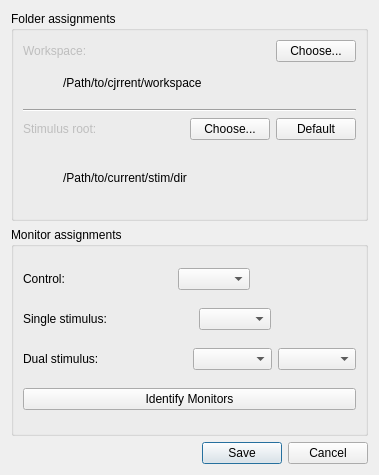
This is libs/habutil/habit/GlobalPreferencesDialog.ui in djsperka/habit2-src as Qt 5 draws it before an edit. The edited form follows.
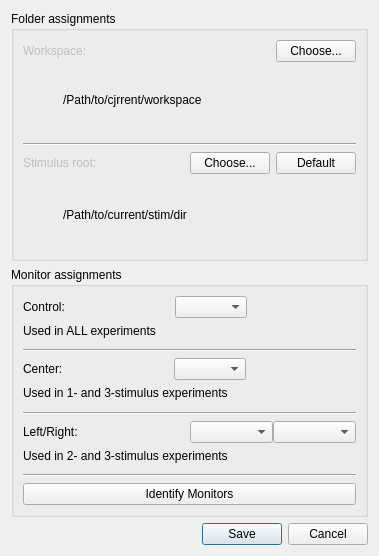
This is the edited form.

Commit message: Dialog wording relating to monitor assignments was not clear when 3-stim experiments chosen. Fix wording to make clear which settings are for Center/Left/Right, and under what circumstances (1,2,3 stim expts) each is used.

Diff of the .ui file:
```diff
--- a/libs/habutil/habit/GlobalPreferencesDialog.ui
+++ b/libs/habutil/habit/GlobalPreferencesDialog.ui
@@ -7,19 +7,19 @@
     <x>0</x>
     <y>0</y>
     <width>379</width>
-    <height>475</height>
+    <height>556</height>
    </rect>
   </property>
   <property name="windowTitle">
    <string>Workspace Preferences</string>
   </property>
-  <layout class="QVBoxLayout" name="verticalLayout_4">
+  <layout class="QVBoxLayout" name="verticalLayout_8">
    <item>
     <widget class="QGroupBox" name="groupBox">
      <property name="title">
       <string>Folder assignments</string>
      </property>
-     <layout class="QVBoxLayout" name="verticalLayout_2">
+     <layout class="QVBoxLayout" name="verticalLayout_6">
       <item>
        <layout class="QVBoxLayout" name="verticalLayout">
         <property name="spacing">
@@ -96,6 +96,8 @@
        </widget>
       </item>
       <item>
+       <layout class="QVBoxLayout" name="verticalLayout_2">
+        <item>
        <layout class="QHBoxLayout" name="horizontalLayout_3">
         <item>
          <widget class="QLabel" name="label_3">
@@ -164,6 +166,8 @@
        </layout>
       </item>
      </layout>
+      </item>
+     </layout>
     </widget>
    </item>
    <item>
@@ -171,7 +175,12 @@
      <property name="title">
       <string>Monitor assignments</string>
      </property>
-     <layout class="QVBoxLayout" name="verticalLayout_3">
+     <layout class="QVBoxLayout" name="verticalLayout_7">
+      <item>
+       <layout class="QVBoxLayout" name="verticalLayout_5">
+        <property name="spacing">
+         <number>0</number>
+        </property>
       <item>
        <layout class="QHBoxLayout" name="horizontalLayout_8">
         <item>
@@ -221,11 +230,37 @@
        </layout>
       </item>
       <item>
-       <layout class="QHBoxLayout" name="horizontalLayout_9">
+         <widget class="QLabel" name="label_8">
+          <property name="font">
+           <font>
+            <pointsize>9</pointsize>
+           </font>
+          </property>
+          <property name="text">
+           <string>Used in ALL experiments                       </string>
+          </property>
+         </widget>
+        </item>
+       </layout>
+      </item>
+      <item>
+       <widget class="Line" name="line_3">
+        <property name="orientation">
+         <enum>Qt::Horizontal</enum>
+        </property>
+       </widget>
+      </item>
+      <item>
+       <layout class="QVBoxLayout" name="verticalLayout_3">
+        <property name="spacing">
+         <number>0</number>
+        </property>
+        <item>
+         <layout class="QHBoxLayout" name="horizontalLayout_10">
         <item>
          <widget class="QLabel" name="label_6">
           <property name="text">
-           <string>Single stimulus:</string>
+             <string>Center:</string>
           </property>
          </widget>
         </item>
@@ -269,11 +304,37 @@
        </layout>
       </item>
       <item>
-       <layout class="QHBoxLayout" name="horizontalLayout_10">
+         <widget class="QLabel" name="label_2">
+          <property name="font">
+           <font>
+            <pointsize>9</pointsize>
+           </font>
+          </property>
+          <property name="text">
+           <string>Used in 1- and 3-stimulus experiments</string>
+          </property>
+         </widget>
+        </item>
+       </layout>
+      </item>
+      <item>
+       <widget class="Line" name="line_2">
+        <property name="orientation">
+         <enum>Qt::Horizontal</enum>
+        </property>
+       </widget>
+      </item>
+      <item>
+       <layout class="QVBoxLayout" name="verticalLayout_4">
+        <property name="spacing">
+         <number>0</number>
+        </property>
+        <item>
+         <layout class="QHBoxLayout" name="horizontalLayout_11">
         <item>
          <widget class="QLabel" name="label_7">
           <property name="text">
-           <string>Dual stimulus:</string>
+             <string>Left/Right:</string>
           </property>
          </widget>
         </item>
@@ -296,6 +357,27 @@
          </layout>
         </item>
        </layout>
+        </item>
+        <item>
+         <widget class="QLabel" name="label_4">
+          <property name="font">
+           <font>
+            <pointsize>9</pointsize>
+           </font>
+          </property>
+          <property name="text">
+           <string>Used in 2- and 3-stimulus experiments</string>
+          </property>
+         </widget>
+        </item>
+       </layout>
+      </item>
+      <item>
+       <widget class="Line" name="line_4">
+        <property name="orientation">
+         <enum>Qt::Horizontal</enum>
+        </property>
+       </widget>
       </item>
       <item>
        <widget class="QPushButton" name="pbIdentify">
```
Lines whose indentation alone changed are shown as unchanged.
